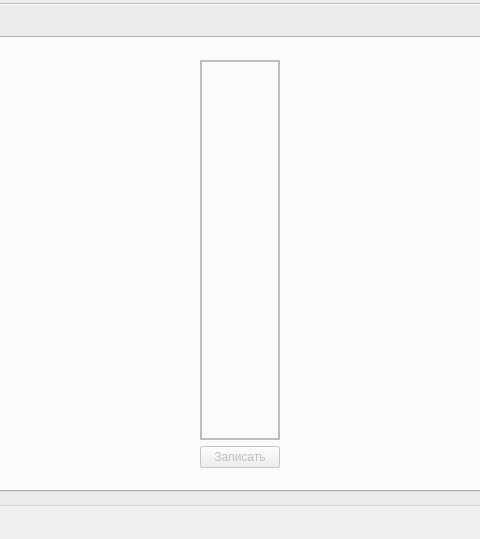
Old version of the form mainwindow.ui in the repository vlarry/emulator; both pictures show x 281 to 761 and y 224 to 763 of the 1276 by 763 pixel window.
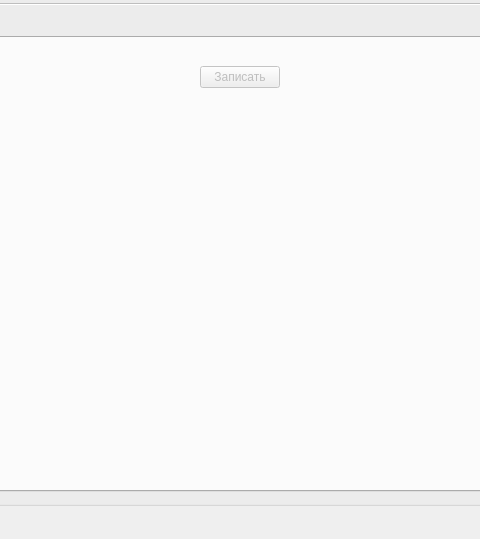
New version of the form. Icons and pictures are not drawn. Custom widgets are drawn as their Qt base class.

Patch:
```diff
--- a/mainwindow.ui
+++ b/mainwindow.ui
@@ -4137,33 +4137,15 @@
                 </spacer>
                </item>
                <item>
-                <layout class="QVBoxLayout" name="verticalLayout_9">
+                <layout class="QVBoxLayout" name="verticalLayout_8">
                  <item>
-                  <widget class="QFrame" name="frameMIK_1">
-                   <property name="sizePolicy">
-                    <sizepolicy hsizetype="Expanding" vsizetype="Expanding">
-                     <horstretch>0</horstretch>
-                     <verstretch>0</verstretch>
-                    </sizepolicy>
-                   </property>
+                  <widget class="CInterfaceMIK" name="frameInterfaceMIK">
                    <property name="frameShape">
-                    <enum>QFrame::WinPanel</enum>
+                    <enum>QFrame::Box</enum>
                    </property>
                    <property name="frameShadow">
-                    <enum>QFrame::Plain</enum>
+                    <enum>QFrame::Sunken</enum>
                    </property>
-                   <layout class="QVBoxLayout" name="verticalLayout_8">
-                    <item>
-                     <widget class="CBZUInterface" name="widgetInterfaceMIK_1" native="true">
-                      <property name="sizePolicy">
-                       <sizepolicy hsizetype="Expanding" vsizetype="Expanding">
-                        <horstretch>0</horstretch>
-                        <verstretch>0</verstretch>
-                       </sizepolicy>
-                      </property>
-                     </widget>
-                    </item>
-                   </layout>
                   </widget>
                  </item>
                  <item>
@@ -4190,6 +4172,19 @@
                    </item>
                   </layout>
                  </item>
+                 <item>
+                  <spacer name="verticalSpacer_3">
+                   <property name="orientation">
+                    <enum>Qt::Vertical</enum>
+                   </property>
+                   <property name="sizeHint" stdset="0">
+                    <size>
+                     <width>20</width>
+                     <height>20</height>
+                    </size>
+                   </property>
+                  </spacer>
+                 </item>
                 </layout>
                </item>
                <item>
@@ -4717,9 +4712,9 @@
    <header>ciodevice.h</header>
   </customwidget>
   <customwidget>
-   <class>CBZUInterface</class>
-   <extends>QWidget</extends>
-   <header>cbzuinterface.h</header>
+   <class>CInterfaceMIK</class>
+   <extends>QFrame</extends>
+   <header>cinterfacemik.h</header>
    <container>1</container>
   </customwidget>
  </customwidgets>
```
Left out of the diff: 26 changed lines with no effect on the pictures.
